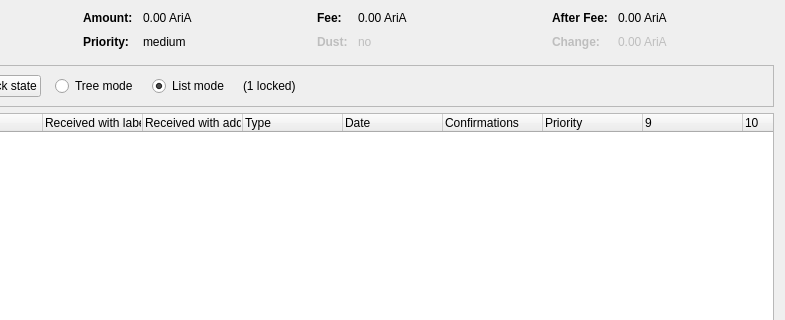
nuronetech/Main, file src/qt/forms/coincontroldialog.ui: the form before one commit; both pictures show x 169 to 954 and y 0 to 320 of the 954 by 500 pixel window.
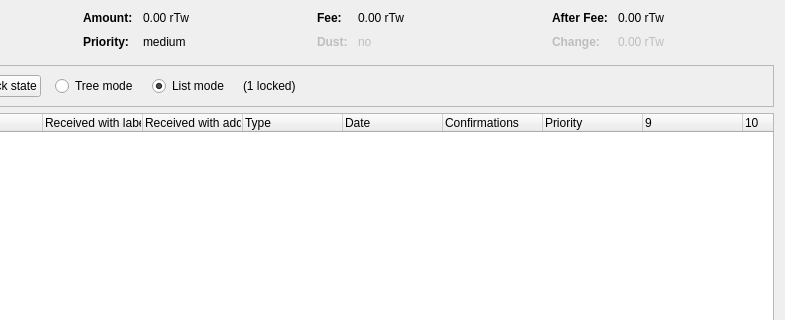
The form after the commit. Custom widgets are drawn as their Qt base class.

```diff
--- a/src/qt/forms/coincontroldialog.ui
+++ b/src/qt/forms/coincontroldialog.ui
@@ -132,7 +132,7 @@
           <enum>Qt::ActionsContextMenu</enum>
          </property>
          <property name="text">
-          <string notr="true">0.00 AriA</string>
+          <string notr="true">0.00 rTw</string>
          </property>
          <property name="textInteractionFlags">
           <set>Qt::LinksAccessibleByMouse|Qt::TextSelectableByKeyboard|Qt::TextSelectableByMouse</set>
@@ -206,7 +206,7 @@
           <enum>Qt::ActionsContextMenu</enum>
          </property>
          <property name="text">
-          <string notr="true">0.00 AriA</string>
+          <string notr="true">0.00 rTw</string>
          </property>
          <property name="textInteractionFlags">
           <set>Qt::LinksAccessibleByMouse|Qt::TextSelectableByKeyboard|Qt::TextSelectableByMouse</set>
@@ -286,7 +286,7 @@
           <enum>Qt::ActionsContextMenu</enum>
          </property>
          <property name="text">
-          <string notr="true">0.00 AriA</string>
+          <string notr="true">0.00 rTw</string>
          </property>
          <property name="textInteractionFlags">
           <set>Qt::LinksAccessibleByMouse|Qt::TextSelectableByKeyboard|Qt::TextSelectableByMouse</set>
@@ -321,7 +321,7 @@
           <enum>Qt::ActionsContextMenu</enum>
          </property>
          <property name="text">
-          <string notr="true">0.00 AriA</string>
+          <string notr="true">0.00 rTw</string>
          </property>
          <property name="textInteractionFlags">
           <set>Qt::LinksAccessibleByMouse|Qt::TextSelectableByKeyboard|Qt::TextSelectableByMouse</set>
```
